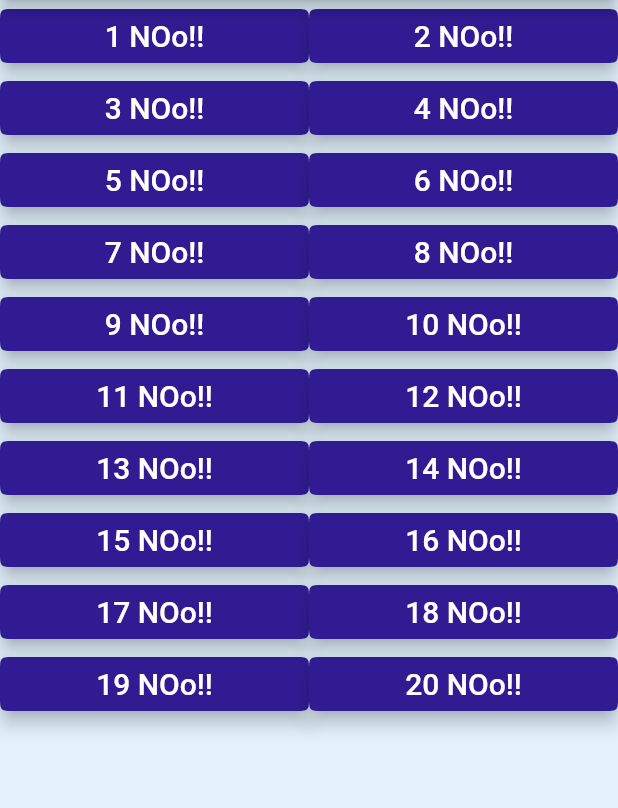
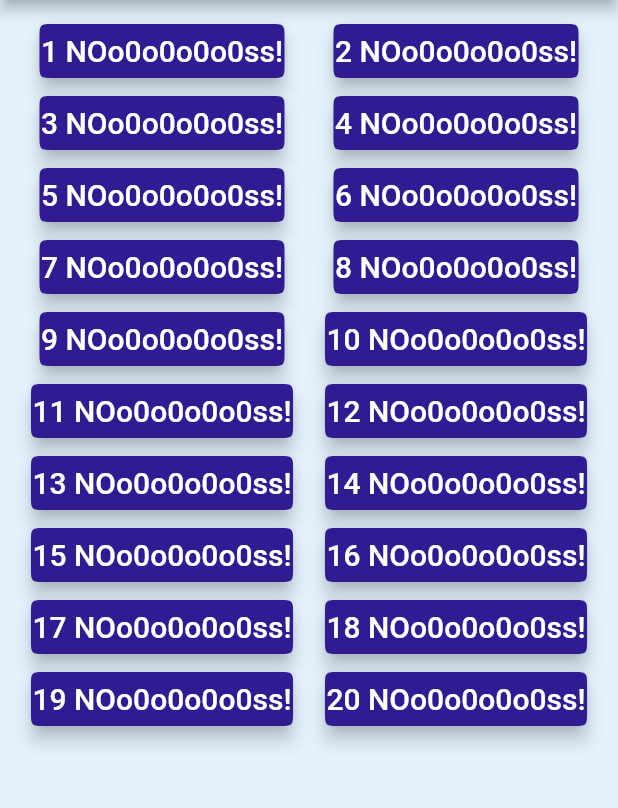
Before and after one commit to DejanLjubej/ImmersiveSoundFX, a Flutter app: the screen it shows after launch, on a phone screen of 412 x 824 dp, the part 84-892 px from its top. Run offline on Flutter 3.47's test engine with Material 2 defaults, Android fonts, the light colour scheme and no system bars; our stand-ins replace audioplayers.

Commit message:
I have no idea how I did what I did

```diff
--- a/lib/Widgets/buttonRow.dart
+++ b/lib/Widgets/buttonRow.dart
@@ -4,14 +4,14 @@ import 'soundButton.dart';
 
 Widget rowOfButtons(int i) {
   return Center(child:
-  Row(
-    children: <Widget>[
 
-      tryoutButton(i),
-      tryoutButton(i+1),
+      Row(
 
+        children: <Widget>[
+          tryoutButton(i),
+          tryoutButton(i+1),
+        ],
+      ),
 
-    ],
-  ),
   );
 }
--- a/lib/Widgets/buttonState.dart
+++ b/lib/Widgets/buttonState.dart
@@ -20,13 +20,17 @@ class _ExampleAppState extends State<ButtonListDisplay> {
         title: Text('Situational Sound Effects'),
       ),
       body: Center(
-        child: ListView.builder(
+        child: Container(
+          margin: const EdgeInsets.all(10.0),
+          child:
+          ListView.builder(
             itemCount: _number,
             itemBuilder: (BuildContext context, int index){
               _i +=2;
               return rowOfButtons(_i);
             }
           ),
+        )
       ),
     );
   }
--- a/lib/Widgets/soundButton.dart
+++ b/lib/Widgets/soundButton.dart
@@ -5,18 +5,16 @@ import 'package:flutter/material.dart';
 Widget tryoutButton(int i) {
   AudioCache audioCache = new AudioCache();
   return Expanded(
-    flex:1,
+      flex: 1,
       child: Row(
         crossAxisAlignment: CrossAxisAlignment.center,
         mainAxisAlignment: MainAxisAlignment.center,
         mainAxisSize: MainAxisSize.max,
-
         children: <Widget>[
-      Expanded(flex:1, child: RaisedButton(
+               RaisedButton(
                   shape: ContinuousRectangleBorder(
                     borderRadius: BorderRadius.circular(10.0),
                   ),
-
                   elevation: 5,
                   color: Colors.deepPurple[900],
                   textColor: Colors.white,
@@ -27,13 +25,16 @@ Widget tryoutButton(int i) {
                   onPressed: () {
                     audioCache.play('running.wav');
                   },
+
                          child: Text(
-          (i+1).toString()+" "+'NOo!!',
-          overflow: TextOverflow.fade,
+                            (i + 1).toString() + " " + 'NOo0o0o0o0ss!',
+                            overflow: TextOverflow.clip,
                             maxLines: 1,
                             style: TextStyle(fontSize: 20.0),
                           ),
+
                       )
-      )],
+
+        ]
       ));
 }
```
Also changed, not shown: lib/Widgets/customSoundButton.dart (added, +43 -0 lines). Lines whose indentation alone changed are shown as unchanged.
